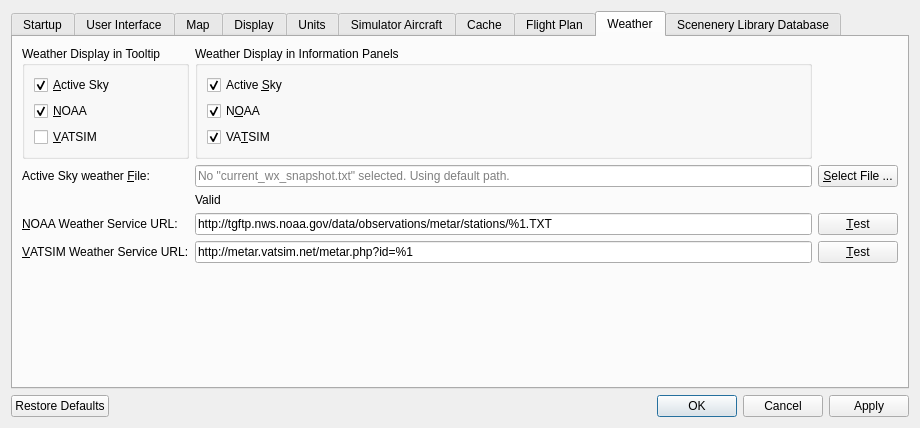
Above: src/options/options.ui from albar965/littlenavmap before the change. Below: the same form after it.
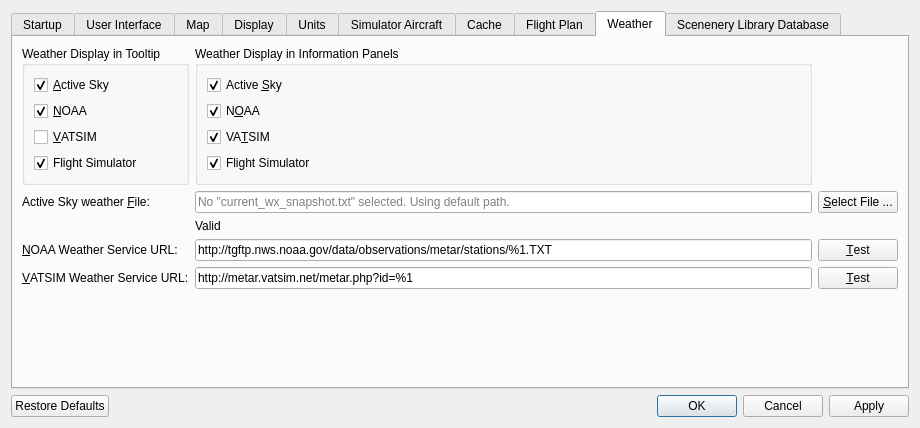
That is the form after the change. The open tabs and pages were chosen to show the change.

Commit message: Added capability for weather requests in connect module and options dialog. #74

What changed in the file:
```diff
--- a/src/options/options.ui
+++ b/src/options/options.ui
@@ -1799,6 +1799,19 @@
             </property>
            </widget>
           </item>
+          <item row="3" column="0">
+           <widget class="QCheckBox" name="checkBoxOptionsWeatherTooltipFs">
+            <property name="toolTip">
+             <string>Display current weather in the flight simulator when connected. Only for airports nearby user aircraft.</string>
+            </property>
+            <property name="text">
+             <string>Flight Simulator</string>
+            </property>
+            <property name="checked">
+             <bool>true</bool>
+            </property>
+           </widget>
+          </item>
          </layout>
         </widget>
        </item>
@@ -1873,6 +1886,19 @@
             </property>
            </widget>
           </item>
+          <item row="3" column="0">
+           <widget class="QCheckBox" name="checkBoxOptionsWeatherInfoFs">
+            <property name="toolTip">
+             <string>Display current weather in the flight simulator when connected. Only for airports nearby user aircraft.</string>
+            </property>
+            <property name="text">
+             <string>Flight Simulator</string>
+            </property>
+            <property name="checked">
+             <bool>true</bool>
+            </property>
+           </widget>
+          </item>
          </layout>
         </widget>
        </item>
```
The commit also changes 15 other files.
